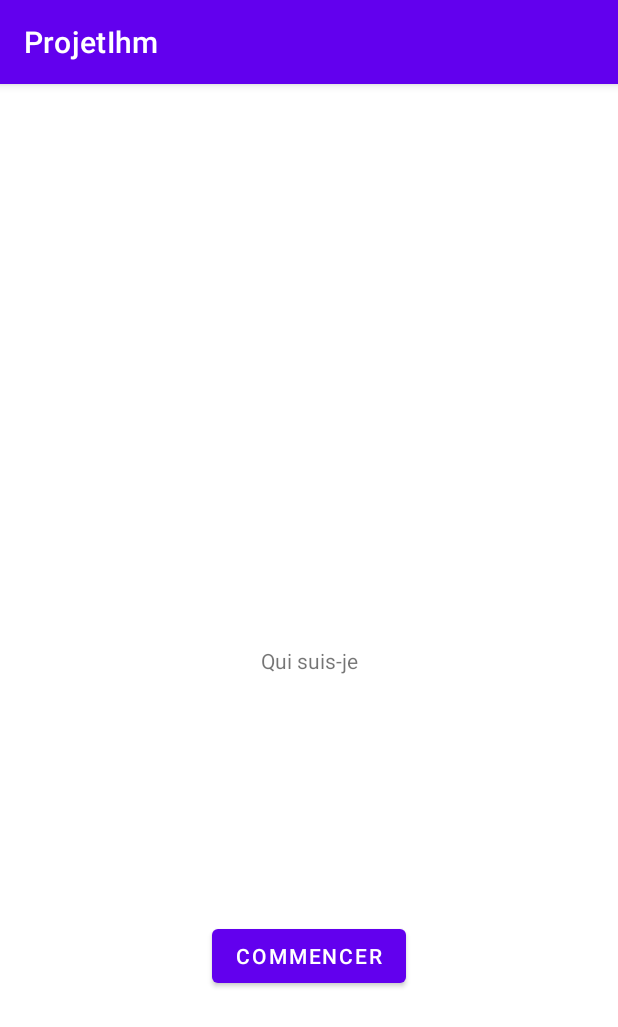
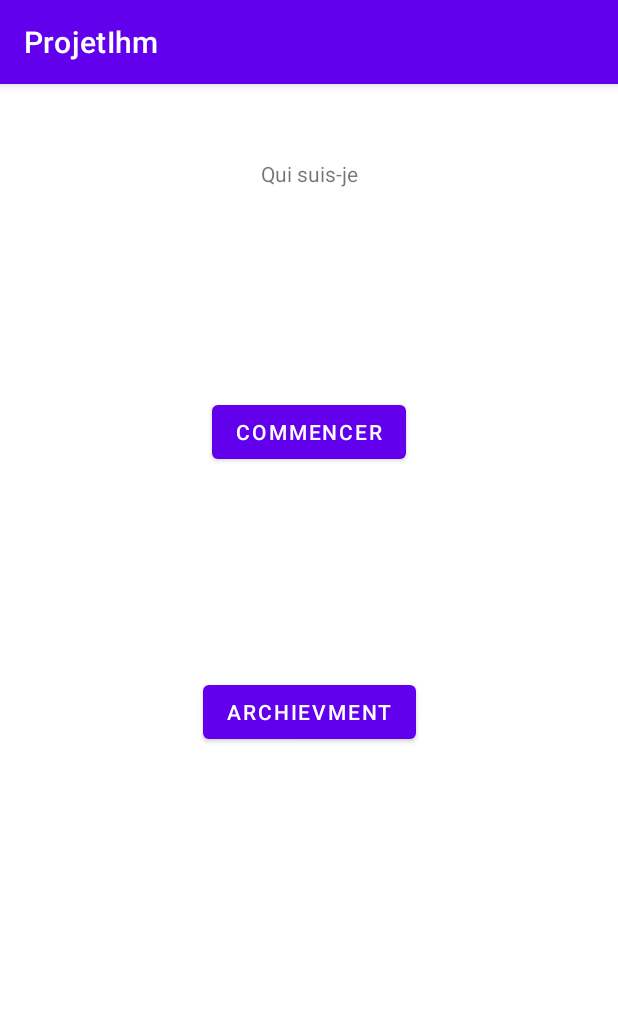
Before and after one commit to FaresCherif/ProjetIhm, an Android app: the screen it shows after launch (MainActivity), on a phone screen of 412 x 824 dp. Shown: the top 1027 px of the screen. Run offline under Robolectric (Android 15) with nearby library versions, the phone set to English and light mode, and no system bars.

Commit message:
2e button

```diff
--- a/app/src/main/res/layout/activity_main.xml
+++ b/app/src/main/res/layout/activity_main.xml
@@ -10,8 +10,8 @@
         android:id="@+id/textView"
         android:layout_width="wrap_content"
         android:layout_height="wrap_content"
+        android:layout_marginTop="50dp"
         android:text="@string/Title"
-        app:layout_constraintBottom_toBottomOf="parent"
         app:layout_constraintLeft_toLeftOf="parent"
         app:layout_constraintRight_toRightOf="parent"
         app:layout_constraintTop_toTopOf="parent" />
@@ -21,9 +21,19 @@
         android:layout_width="wrap_content"
         android:layout_height="wrap_content"
         android:text="@string/StartButton"
-        app:layout_constraintBottom_toBottomOf="parent"
+        app:layout_constraintBottom_toTopOf="@+id/button2"
         app:layout_constraintEnd_toEndOf="parent"
         app:layout_constraintStart_toStartOf="parent"
         app:layout_constraintTop_toBottomOf="@+id/textView" />
 
+    <Button
+        android:id="@+id/button2"
+        android:layout_width="wrap_content"
+        android:layout_height="wrap_content"
+        android:text="@string/ArchievmentButton"
+        app:layout_constraintBottom_toBottomOf="parent"
+        app:layout_constraintEnd_toEndOf="@+id/button"
+        app:layout_constraintStart_toStartOf="@+id/button"
+        app:layout_constraintTop_toBottomOf="@+id/textView" />
+
 </androidx.constraintlayout.widget.ConstraintLayout>
--- a/app/src/main/res/values/strings.xml
+++ b/app/src/main/res/values/strings.xml
@@ -2,4 +2,5 @@
     <string name="app_name">ProjetIhm</string>
     <string name="Title">Qui suis-je</string>
     <string name="StartButton">Commencer</string>
+    <string name="ArchievmentButton">Archievment</string>
 </resources>
```
